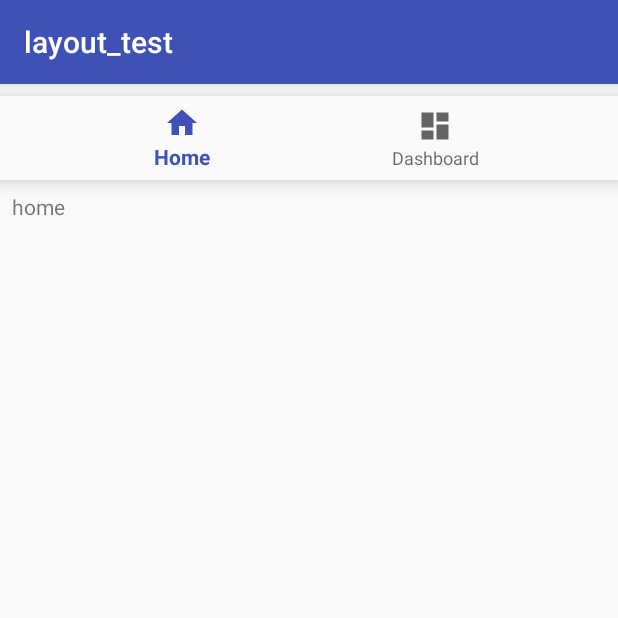
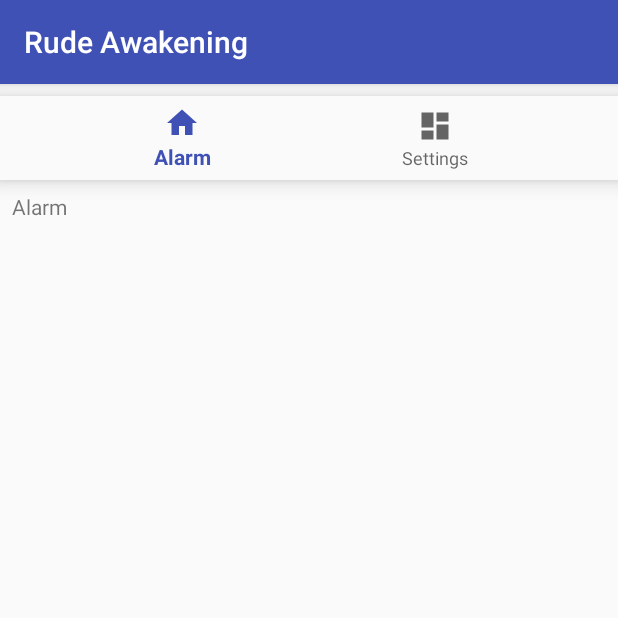
Before and after one commit to gavenl337/Rude_Awakening, an Android app: the screen it shows after launch (MainActivity), on a phone screen of 412 x 824 dp, the top half of it. Run offline under Robolectric (Android 15) with nearby library versions, the phone set to English and light mode, and no system bars.

Commit message:
updated ui from master code

```diff
--- a/app/src/main/AndroidManifest.xml
+++ b/app/src/main/AndroidManifest.xml
@@ -20,7 +20,7 @@
         </activity>
         <activity
             android:name=".settings"
-            android:label="@string/title_activity_settings"></activity>
+            android:label="@string/app_name"></activity>
     </application>
 
 </manifest>
--- a/app/src/main/java/com/example/student/layout_test/MainActivity.java
+++ b/app/src/main/java/com/example/student/layout_test/MainActivity.java
@@ -19,7 +19,6 @@ public class MainActivity extends AppCompatActivity {
         public boolean onNavigationItemSelected(@NonNull MenuItem item) {
             switch (item.getItemId()) {
                 case R.id.navigation_home:
-                    mTextMessage.setText(R.string.title_home);
                     return true;
                 case R.id.navigation_dashboard:
                     Intent intent = new Intent(MainActivity.this, settings.class);
--- a/app/src/main/java/com/example/student/layout_test/settings.java
+++ b/app/src/main/java/com/example/student/layout_test/settings.java
@@ -23,7 +23,6 @@ public class settings extends AppCompatActivity {
                     startActivity(intent);
                     return true;
                 case R.id.navigation_dashboard:
-                    mTextMessage.setText(R.string.title_dashboard);
                     return true;
             }
             return false;
--- a/app/src/main/res/layout/activity_main.xml
+++ b/app/src/main/res/layout/activity_main.xml
@@ -13,7 +13,7 @@
         android:layout_height="wrap_content"
         android:layout_marginStart="8dp"
         android:layout_marginTop="8dp"
-        android:text="home"
+        android:text="@string/title_alarm"
         app:layout_constraintStart_toStartOf="parent"
         app:layout_constraintTop_toBottomOf="@+id/navigation" />
 
--- a/app/src/main/res/layout/activity_settings.xml
+++ b/app/src/main/res/layout/activity_settings.xml
@@ -12,7 +12,7 @@
         android:layout_width="wrap_content"
         android:layout_height="wrap_content"
         android:layout_marginStart="8dp"
-        android:text="@string/title_home"
+        android:text="@string/title_activity_settings"
         app:layout_constraintStart_toStartOf="parent"
         app:layout_constraintTop_toBottomOf="@+id/navigation" />
 
--- a/app/src/main/res/menu/navigation.xml
+++ b/app/src/main/res/menu/navigation.xml
@@ -4,11 +4,11 @@
     <item
         android:id="@+id/navigation_home"
         android:icon="@drawable/ic_home_black_24dp"
-        android:title="@string/title_home" />
+        android:title="@string/title_alarm" />
 
     <item
         android:id="@+id/navigation_dashboard"
         android:icon="@drawable/ic_dashboard_black_24dp"
-        android:title="@string/title_dashboard" />
+        android:title="@string/title_activity_settings" />
 
 </menu>
--- a/app/src/main/res/values/strings.xml
+++ b/app/src/main/res/values/strings.xml
@@ -1,6 +1,7 @@
 <resources>
-    <string name="app_name">layout_test</string>
+    <string name="app_name">Rude Awakening</string>
     <string name="title_home">Home</string>
     <string name="title_dashboard">Dashboard</string>
-    <string name="title_activity_settings">settings</string>
+    <string name="title_activity_settings">Settings</string>
+    <string name="title_alarm">Alarm</string>
 </resources>
```
Also changed, not shown: 2 other files.
